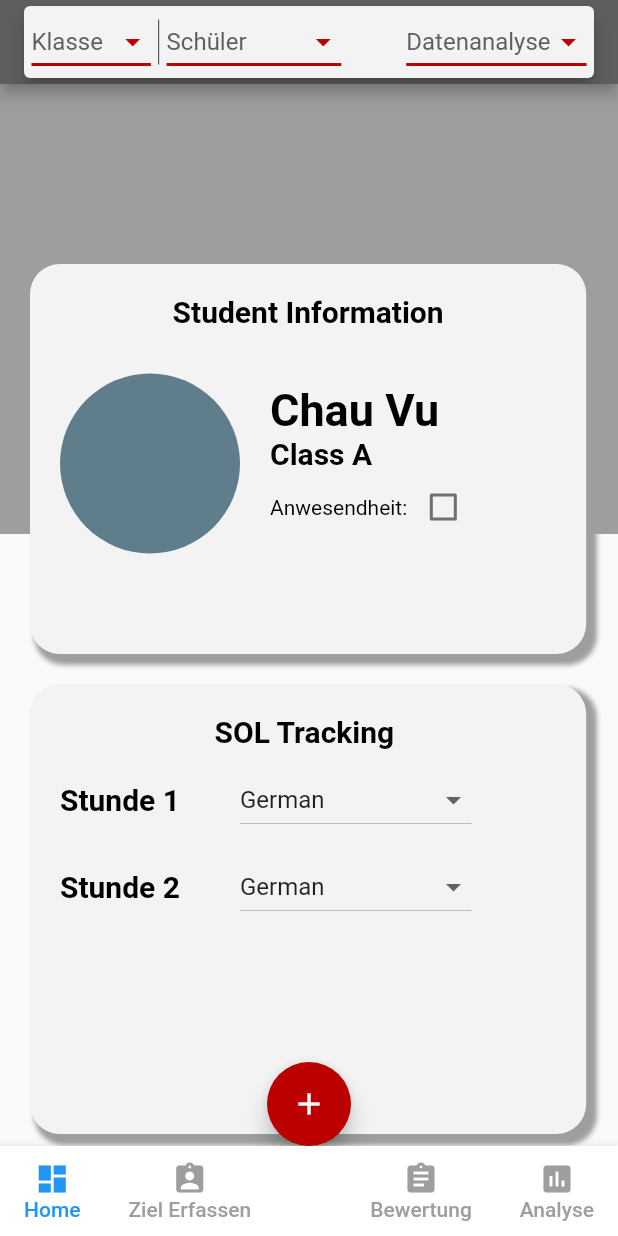
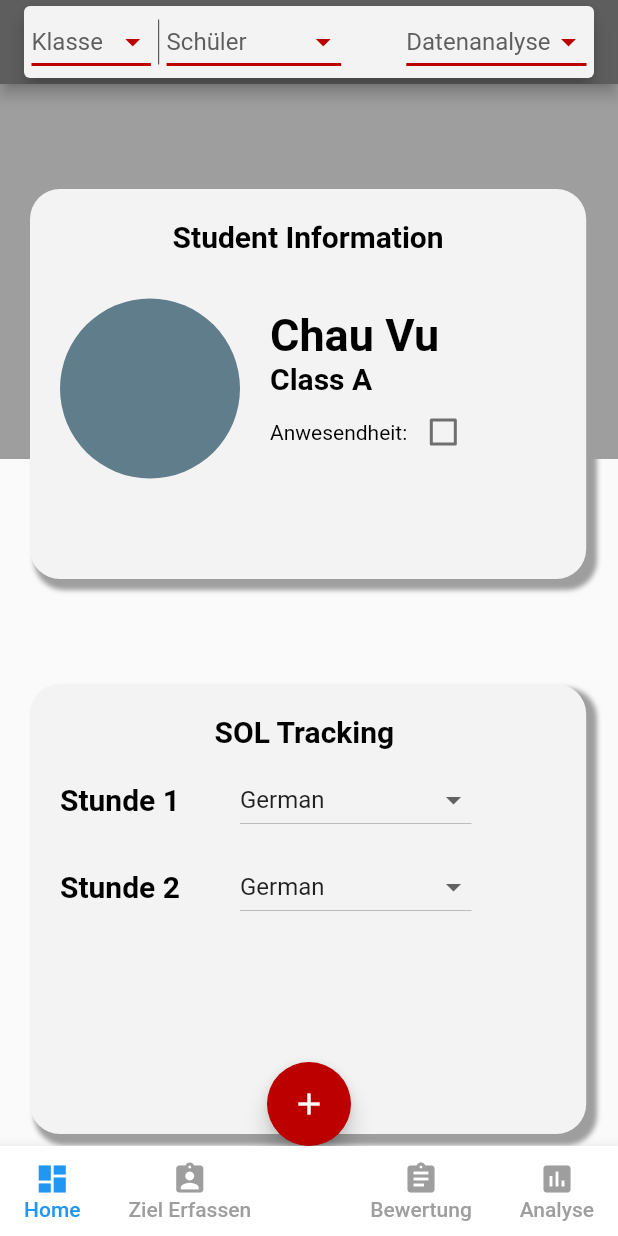
Before and after one commit to chauvu183/flexed-mobile, a Flutter app: the screen it shows after launch, on a phone screen of 412 x 824 dp. Run offline on Flutter 3.47's test engine with Material 2 defaults, Android fonts, the phone set to English and light mode, and no system bars; our stand-ins replace fl_chart.

Commit message:
update design

```diff
--- a/lib/pages/dailyTracking/dailyTracking.dart
+++ b/lib/pages/dailyTracking/dailyTracking.dart
@@ -18,7 +18,7 @@ class _DailyTrackingState extends State<DailyTracking> {
       top: 0,
       child: Container(
         color: Colors.grey,
-        height: 300,
+        height: 250,
         width: MediaQuery.of(context).size.width,
       ),
     );
--- a/lib/pages/dailyTracking/widget/studentProfile.dart
+++ b/lib/pages/dailyTracking/widget/studentProfile.dart
@@ -9,7 +9,7 @@ class _StudentProfileState extends State<StudentProfile> {
   @override
   Widget build(BuildContext context) {
     return Positioned(
-      top: 100,
+      top: 50,
       child: Container(
         margin: const EdgeInsets.all(20),
         height: 260,
```
